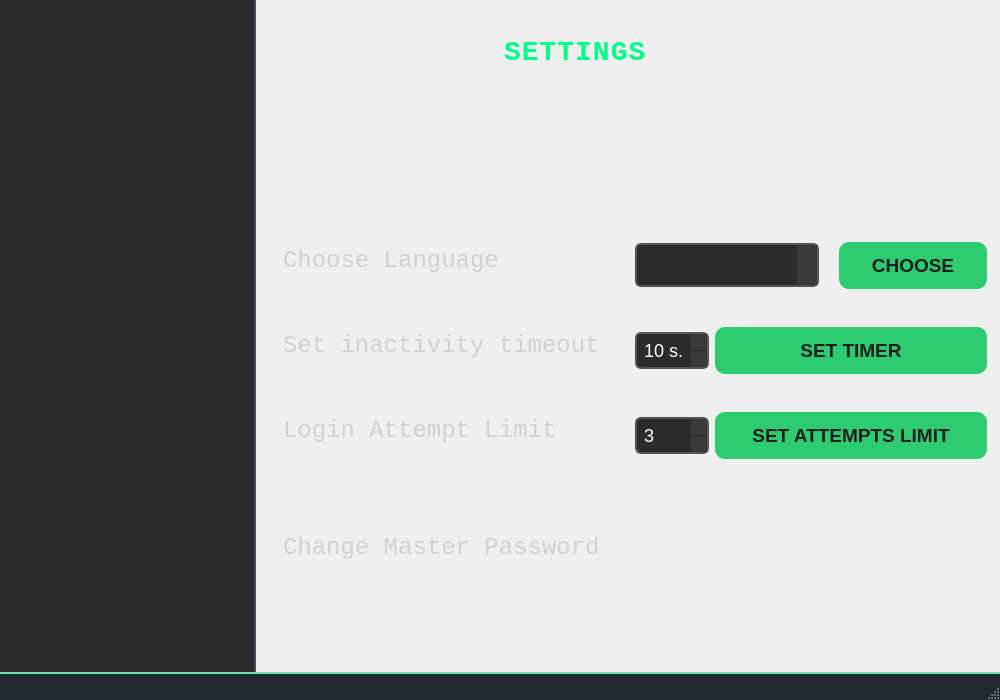
Old version of the form forms/mainwindow.ui in the repository minnesangg/Cerberus.
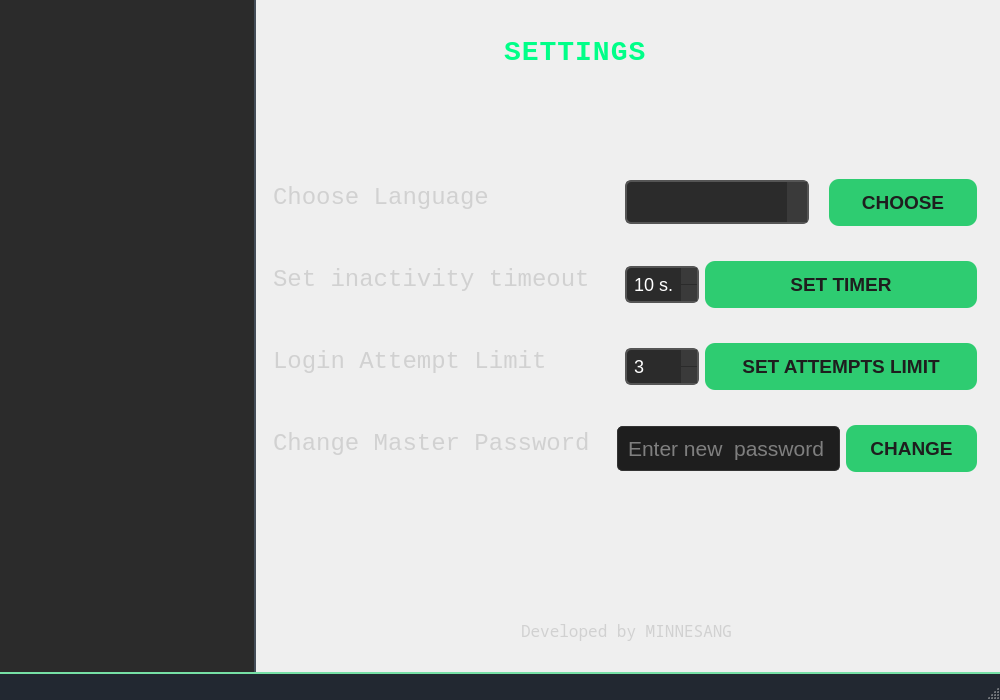
New version of the form. The open tabs and pages were chosen to show the change. Icons and pictures are not drawn.

Commit message: finished settings window(added changin masterPass option)

Diff of the .ui file:
```diff
--- a/forms/mainwindow.ui
+++ b/forms/mainwindow.ui
@@ -2065,10 +2065,10 @@
        <widget class="QWidget" name="verticalLayoutWidget_12">
         <property name="geometry">
          <rect>
-          <x>20</x>
-          <y>210</y>
+          <x>10</x>
+          <y>150</y>
           <width>711</width>
-          <height>281</height>
+          <height>351</height>
          </rect>
         </property>
         <layout class="QVBoxLayout" name="allSettingsLayout">
@@ -2511,21 +2511,116 @@
            </item>
           </layout>
          </item>
+         <item>
+          <layout class="QHBoxLayout" name="changeMPLayout">
+           <item>
+            <widget class="QLabel" name="changeMasterPassLabel">
+             <property name="font">
+              <font>
+               <family>Monospace</family>
+               <pointsize>18</pointsize>
+              </font>
+             </property>
+             <property name="styleSheet">
+              <string notr="true">QLabel {
+    color: #d1d1d1; 
+    margin-bottom: 10px; 
+}</string>
+             </property>
+             <property name="text">
+              <string>Change Master Password </string>
+             </property>
+            </widget>
+           </item>
+           <item>
+            <widget class="QLineEdit" name="changeMPLine">
+             <property name="font">
+              <font>
+               <family>Cantarell</family>
+               <pointsize>16</pointsize>
+              </font>
+             </property>
+             <property name="styleSheet">
+              <string notr="true">QLineEdit {
+    background-color: #1E1E1E;
+    border: 1px solid #333;
+    padding: 8px;
+    border-radius: 5px;
+    color: #E0E0E0;
+}
+</string>
+             </property>
+             <property name="text">
+              <string/>
+             </property>
+             <property name="echoMode">
+              <enum>QLineEdit::EchoMode::Password</enum>
+             </property>
+             <property name="placeholderText">
+              <string>Enter new  password</string>
+             </property>
+            </widget>
+           </item>
+           <item>
+            <widget class="QPushButton" name="changeMPButton">
+             <property name="font">
+              <font>
+               <family>Cantarell</family>
+               <pointsize>14</pointsize>
+               <bold>true</bold>
+              </font>
+             </property>
+             <property name="cursor">
+              <cursorShape>PointingHandCursor</cursorShape>
+             </property>
+             <property name="styleSheet">
+              <string notr="true">QPushButton {
+    background-color: #2ECC71;
+    color: #1e1e1e; 
+    font-weight: bold;
+    border: none;
+    padding: 12px 24px;
+    border-radius: 10px;
+    min-width: 10px;
+    min-height: 5px; 
+    box-shadow: 0 4px 8px rgba(0, 0, 0, 0.1);
+    transition: background-color 0.3s, box-shadow 0.3s;
+}
+
+QPushButton:hover {
+    background-color: #5bbd88;
+    box-shadow: 0 6px 12px rgba(0, 0, 0, 0.2);
+}
+
+QPushButton:pressed {
+    background-color: #4aa97a;
+    box-shadow: none;
+}
+
+</string>
+             </property>
+             <property name="text">
+              <string>CHANGE</string>
+             </property>
+            </widget>
+           </item>
+          </layout>
+         </item>
         </layout>
        </widget>
-       <widget class="QLabel" name="changeMasterPassLabel">
+       <widget class="QLabel" name="minnesangLabel">
         <property name="geometry">
          <rect>
-          <x>20</x>
-          <y>510</y>
-          <width>349</width>
-          <height>85</height>
+          <x>260</x>
+          <y>610</y>
+          <width>221</width>
+          <height>51</height>
          </rect>
         </property>
         <property name="font">
          <font>
-          <family>Monospace</family>
-          <pointsize>18</pointsize>
+          <family>Noto Sans Mono</family>
+          <pointsize>12</pointsize>
          </font>
         </property>
         <property name="styleSheet">
@@ -2535,7 +2630,7 @@
 }</string>
         </property>
         <property name="text">
-         <string>Change Master Password</string>
+         <string>Developed by MINNESANG</string>
         </property>
        </widget>
       </widget>
```
Left out of the diff: 128 changed lines with no effect on the pictures. The commit also changes 5 other files.
